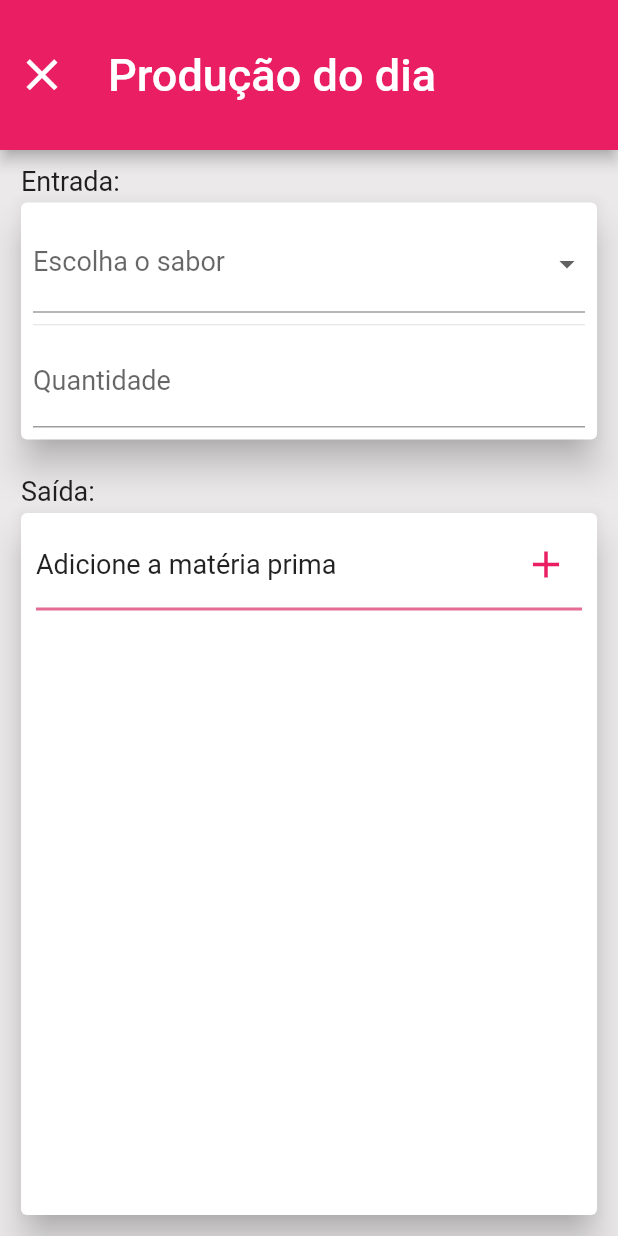
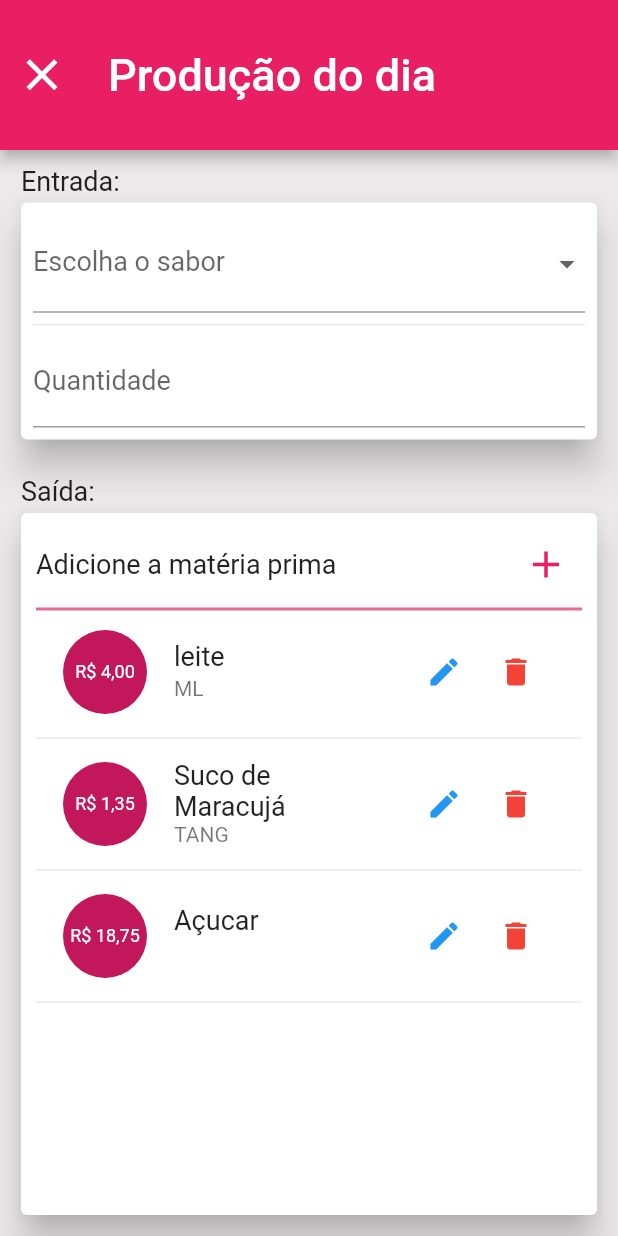
Before and after one commit to Jo-Analyst/app-good-taste, a Flutter app: the BalanceteSheetPage screen opened directly, on a phone screen of 412 x 824 dp. Run offline on Flutter 3.47's test engine with Material 2 defaults, Android fonts, the phone set to English and light mode, and no system bars; our stand-ins replace font_awesome_flutter, sqflite; accounts and stored records are empty.

Commit message:
implementando lista para gastos

```diff
--- a/lib/app/page/balance_sheet_page.dart
+++ b/lib/app/page/balance_sheet_page.dart
@@ -1,6 +1,7 @@
 import 'package:app_good_taste/app/utils/drop_down.dart';
 import 'package:flutter/material.dart';
 import 'package:flutter/services.dart';
+import 'package:intl/intl.dart';
 
 class BalanceteSheetPage extends StatefulWidget {
   const BalanceteSheetPage({super.key});
@@ -18,9 +19,22 @@ class _BalanceteSheetPageState extends State<BalanceteSheetPage> {
       "Uva",
       "Baunilha com limão"
     ];
-    final List<String> feedstocks = [
-      "Leite",
-      "Suco de morango",
+    final List<Map<String, dynamic>> feedstocks = [
+      {
+        "name": "leite",
+        "price": 4,
+        "brand": "ML",
+      },
+      {
+        "name": "Suco de Maracujá",
+        "price": 1.35,
+        "brand": "TANG",
+      },
+      {
+        "name": "Açucar",
+        "price": 18.75,
+        "brand": "",
+      },
     ];
 
     return Scaffold(
@@ -112,11 +126,62 @@ class _BalanceteSheetPageState extends State<BalanceteSheetPage> {
                           ],
                         ),
                         Container(
-                          margin: const EdgeInsets.only(top: 5),
+                          margin: const EdgeInsets.symmetric(vertical: 5),
                           width: double.infinity,
                           height: 2,
                           color: const Color.fromARGB(255, 228, 108, 148),
-                        )
+                        ),
+                        Flexible(
+                          child: ListView.builder(
+                            itemCount: feedstocks.length,
+                            itemBuilder: (context, index) {
+                              return Column(
+                                children: [
+                                  ListTile(
+                                    title: Text(
+                                      "${feedstocks[index]['name']}",
+                                      style: const TextStyle(fontSize: 18),
+                                    ),
+                                    subtitle: Text(
+                                      "${feedstocks[index]['brand']}",
+                                      style: const TextStyle(fontSize: 14),
+                                    ),
+                                    leading: CircleAvatar(
+                                      radius: 30,
+                                      child: Text(
+                                        NumberFormat("R\$ #0.00", "PT-BR")
+                                            .format(feedstocks[index]["price"]),
+                                        style: const TextStyle(fontSize: 12),
+                                      ),
+                                    ),
+                                    trailing: SizedBox(
+                                      width: 100,
+                                      child: Row(
+                                        children: [
+                                          IconButton(
+                                            onPressed: () {},
+                                            icon: const Icon(
+                                              Icons.edit,
+                                              color: Colors.blue,
+                                            ),
+                                          ),
+                                          IconButton(
+                                            onPressed: () {},
+                                            icon: const Icon(
+                                              Icons.delete,
+                                              color: Colors.red,
+                                            ),
+                                          ),
+                                        ],
+                                      ),
+                                    ),
+                                  ),
+                                  const Divider()
+                                ],
+                              );
+                            },
+                          ),
+                        ),
                       ],
                     ),
                   ),
```
